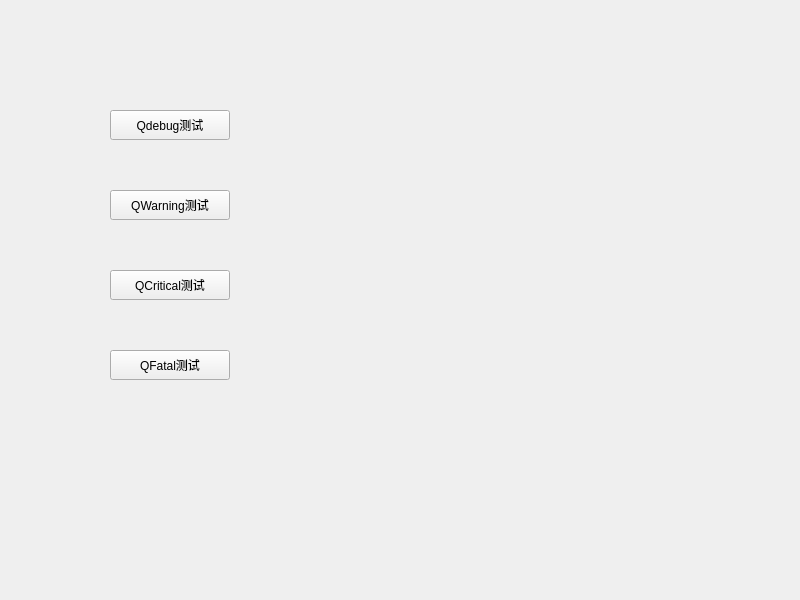
First picture: the form in 008_Log4QtDemo/widget.ui, repository DreamLife-Jianwei/QtApplets, before the edit.
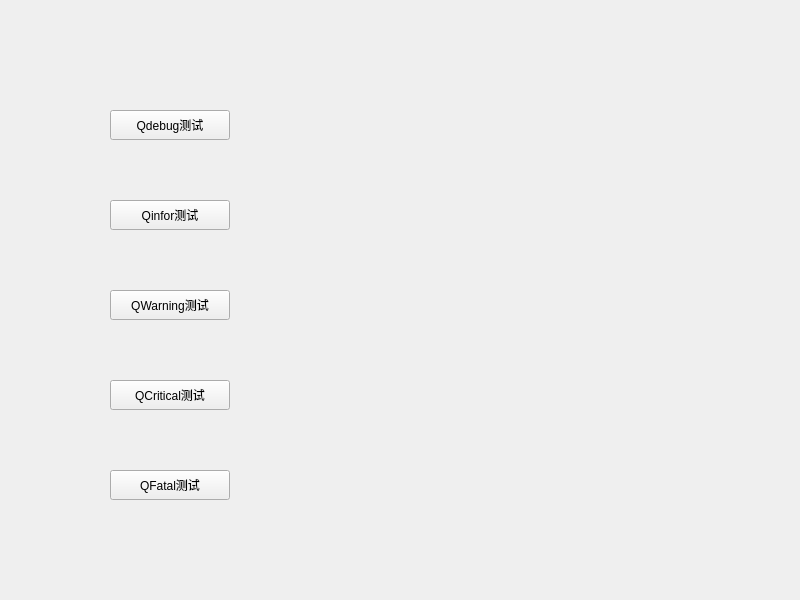
Second picture: the form after the edit.

What changed in the file:
```diff
--- a/008_Log4QtDemo/widget.ui
+++ b/008_Log4QtDemo/widget.ui
@@ -30,7 +30,7 @@
    <property name="geometry">
     <rect>
      <x>110</x>
-     <y>190</y>
+     <y>290</y>
      <width>120</width>
      <height>30</height>
     </rect>
@@ -43,7 +43,7 @@
    <property name="geometry">
     <rect>
      <x>110</x>
-     <y>270</y>
+     <y>380</y>
      <width>120</width>
      <height>30</height>
     </rect>
@@ -56,7 +56,7 @@
    <property name="geometry">
     <rect>
      <x>110</x>
-     <y>350</y>
+     <y>470</y>
      <width>120</width>
      <height>30</height>
     </rect>
@@ -65,6 +65,19 @@
     <string>QFatal测试</string>
    </property>
   </widget>
+  <widget class="QPushButton" name="pushButton_INfor">
+   <property name="geometry">
+    <rect>
+     <x>110</x>
+     <y>200</y>
+     <width>120</width>
+     <height>30</height>
+    </rect>
+   </property>
+   <property name="text">
+    <string>Qinfor测试</string>
+   </property>
+  </widget>
  </widget>
  <resources/>
  <connections/>
```
